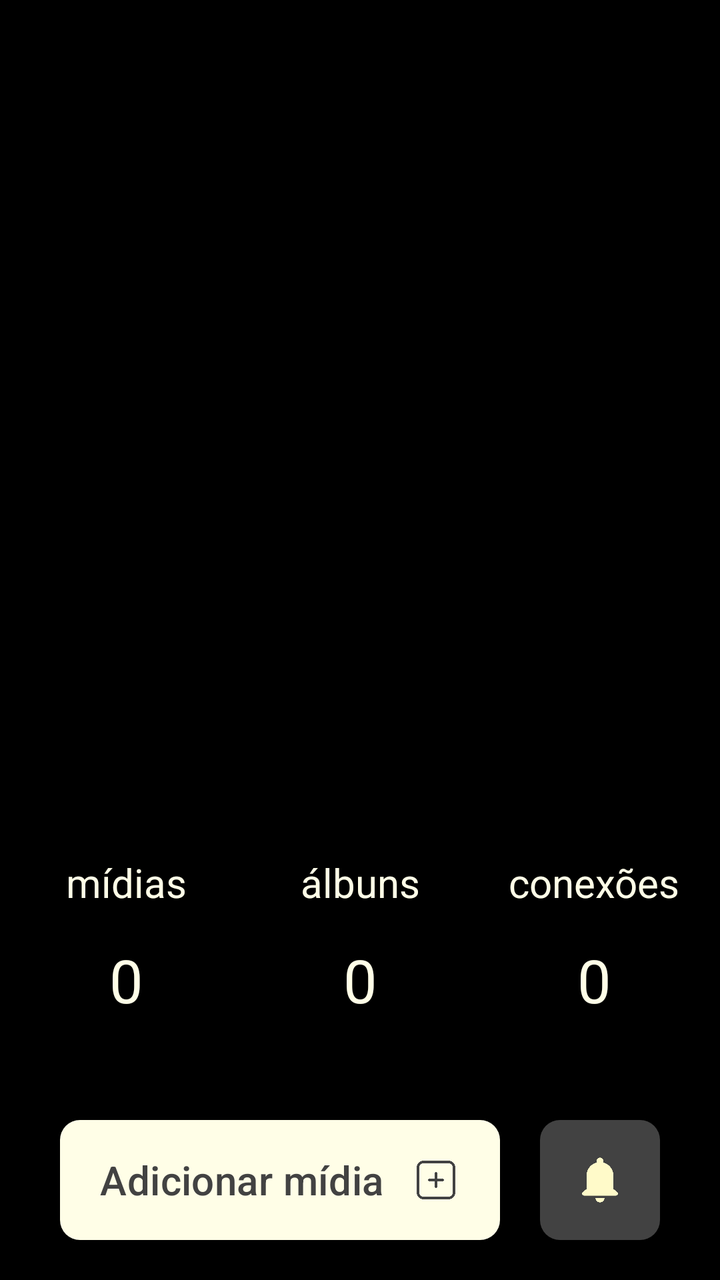
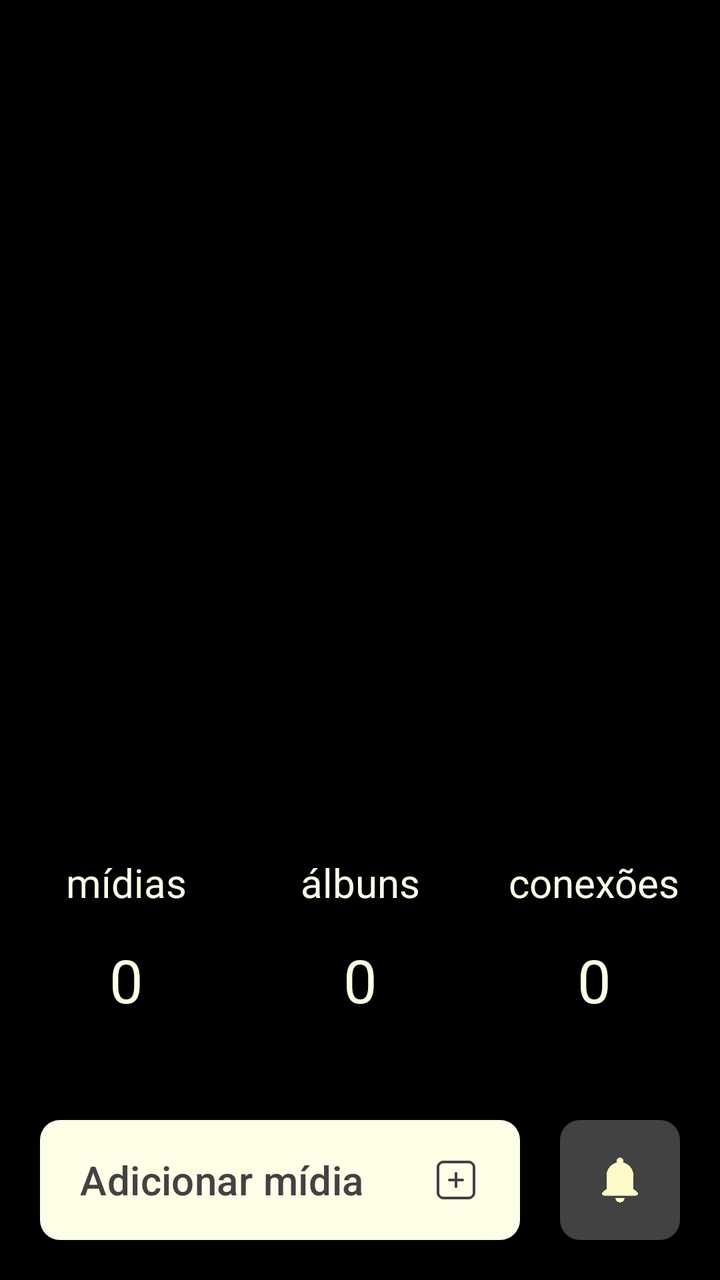

The first picture is an Android layout as it rendered before a commit; the second is the same layout after the commit. The layout source and the unified diff follow.
<!-- AndroidManifest.xml: application theme Theme.Monaly -->
<!-- res/layout/fragment_feed.xml -->
<?xml version="1.0" encoding="utf-8"?>
<androidx.constraintlayout.widget.ConstraintLayout xmlns:android="http://schemas.android.com/apk/res/android"
    xmlns:app="http://schemas.android.com/apk/res-auto"
    xmlns:tools="http://schemas.android.com/tools"
    android:layout_width="match_parent"
    android:layout_height="match_parent"
    android:background="@color/black"
    tools:context=".ui.fragment.navegation.FeedFragment">

    <androidx.viewpager2.widget.ViewPager2
        android:id="@+id/viewPagerFeedAlbums"
        android:layout_width="0dp"
        android:layout_height="0dp"
        android:layout_marginBottom="20dp"
        app:layout_constraintBottom_toTopOf="@+id/textTitleMidia"
        app:layout_constraintEnd_toEndOf="parent"
        app:layout_constraintStart_toStartOf="parent"
        app:layout_constraintTop_toTopOf="parent" />

    <com.google.android.material.button.MaterialButton
        android:id="@+id/buttonAdd"
        android:layout_width="0dp"
        android:layout_height="60dp"
        android:layout_marginStart="30dp"
        android:layout_marginEnd="20dp"
        android:layout_marginBottom="20dp"
        android:background="@drawable/drawable_background_button_gray_dark_10_dp"
        android:gravity="start|center_vertical"
        android:paddingStart="20dp"
        android:paddingEnd="20dp"
        android:text="@string/feed_button_to_add"
        android:textAllCaps="false"
        android:textColor="@color/gray_dark"
        android:textSize="20sp"
        app:backgroundTint="@color/bage_neutral"
        app:icon="@drawable/ic_add_gray_dark"
        app:iconGravity="end"
        app:iconSize="24dp"
        app:iconTint="@null"
        app:layout_constraintBottom_toBottomOf="parent"
        app:layout_constraintEnd_toStartOf="@+id/buttonNotification"
        app:layout_constraintHorizontal_bias="0.0"
        app:layout_constraintStart_toStartOf="parent" />

    <com.google.android.material.button.MaterialButton
        android:id="@+id/buttonNotification"
        android:layout_width="60dp"
        android:layout_height="60dp"
        android:layout_marginEnd="30dp"
        android:layout_marginBottom="20dp"
        android:background="@drawable/drawable_background_button_gray_dark_10_dp"
        android:contentDescription="@string/feed_content_description_notification"
        android:insetTop="0dp"
        android:insetBottom="0dp"
        android:padding="0dp"
        app:backgroundTint="@color/gray_dark"
        app:icon="@drawable/ic_notification_bage_neutral"
        app:iconGravity="textStart"
        app:iconPadding="0dp"
        app:iconSize="28dp"
        app:iconTint="@null"
        app:layout_constraintBottom_toBottomOf="parent"
        app:layout_constraintEnd_toEndOf="parent" />

    <TextView
        android:id="@+id/textDefaultAlbun"
        android:layout_width="wrap_content"
        android:layout_height="wrap_content"
        android:layout_marginBottom="50dp"
        android:text="@string/feed__defaut_number"
        android:textColor="@color/bage_neutral"
        android:textSize="30sp"
        app:layout_constraintBottom_toTopOf="@+id/buttonAdd"
        app:layout_constraintEnd_toEndOf="parent"
        app:layout_constraintStart_toStartOf="parent" />

    <TextView
        android:id="@+id/textDefaultConection"
        android:layout_width="wrap_content"
        android:layout_height="wrap_content"
        android:layout_marginStart="100dp"
        android:text="@string/feed__defaut_number"
        android:textColor="@color/bage_neutral"
        android:textSize="30sp"
        app:layout_constraintBottom_toBottomOf="@+id/textDefaultAlbun"
        app:layout_constraintStart_toEndOf="@+id/textDefaultAlbun" />

    <TextView
        android:id="@+id/textDefaultMidia"
        android:layout_width="wrap_content"
        android:layout_height="wrap_content"
        android:layout_marginEnd="100dp"
        android:text="@string/feed__defaut_number"
        android:textColor="@color/bage_neutral"
        android:textSize="30sp"
        app:layout_constraintBottom_toBottomOf="@+id/textDefaultAlbun"
        app:layout_constraintEnd_toStartOf="@+id/textDefaultAlbun" />

    <TextView
        android:id="@+id/textTitleAlbun"
        android:layout_width="wrap_content"
        android:layout_height="wrap_content"
        android:layout_marginBottom="15dp"
        android:text="@string/feed_title_albuns"
        android:textColor="@color/bage_neutral"
        android:textSize="20sp"
        app:layout_constraintBottom_toTopOf="@+id/textDefaultAlbun"
        app:layout_constraintEnd_toEndOf="parent"
        app:layout_constraintStart_toStartOf="parent" />

    <TextView
        android:id="@+id/textTitleConection"
        android:layout_width="wrap_content"
        android:layout_height="wrap_content"
        android:layout_marginBottom="15dp"
        android:text="@string/feed_title_conections"
        android:textColor="@color/bage_neutral"
        android:textSize="20sp"
        app:layout_constraintBottom_toTopOf="@+id/textDefaultConection"
        app:layout_constraintEnd_toEndOf="@+id/textDefaultConection"
        app:layout_constraintStart_toStartOf="@+id/textDefaultConection" />

    <TextView
        android:id="@+id/textTitleMidia"
        android:layout_width="wrap_content"
        android:layout_height="wrap_content"
        android:layout_marginBottom="15dp"
        android:text="@string/feed_title_midia"
        android:textColor="@color/bage_neutral"
        android:textSize="20sp"
        app:layout_constraintBottom_toTopOf="@+id/textDefaultMidia"
        app:layout_constraintEnd_toEndOf="@+id/textDefaultMidia"
        app:layout_constraintStart_toStartOf="@+id/textDefaultMidia" />

</androidx.constraintlayout.widget.ConstraintLayout>
<!-- resources referenced by this layout -->
<resources>
  <color name="bage_neutral">#fffee7</color>
  <color name="black">#000000</color>
  <color name="gray_dark">#424242</color>
  <!-- drawable drawable_background_button_gray_dark_10_dp (drawable) -->
  <?xml version="1.0" encoding="utf-8"?>
  <shape xmlns:android="http://schemas.android.com/apk/res/android">
  
      <corners android:radius="10dp"/>
      <solid android:color="@color/gray_dark"/>
  
  </shape>
  <!-- drawable ic_add_gray_dark: png bitmap (drawable, 1667 bytes) -->
  <!-- drawable ic_notification_bage_neutral: png bitmap (drawable, 1421 bytes) -->
  <string name="feed__defaut_number">0</string>
  <string name="feed_button_to_add">Adicionar mídia</string>
  <string name="feed_content_description_notification">Botão de notificação</string>
  <string name="feed_title_albuns">álbuns</string>
  <string name="feed_title_conections">conexões</string>
  <string name="feed_title_midia">mídias</string>
  <style name="Theme.Monaly" parent="Base.Theme.Monaly" />
  <style name="Base.Theme.Monaly" parent="Theme.Material3.DayNight.NoActionBar">
  
          <item name="android:navigationBarColor">@color/black</item>
  
      </style>
</resources>

<!-- the commit's change to res/layout/fragment_feed.xml (unified diff, before → after) -->
@@ -21,7 +21,7 @@
         android:id="@+id/buttonAdd"
         android:layout_width="0dp"
         android:layout_height="60dp"
-        android:layout_marginStart="30dp"
+        android:layout_marginStart="20dp"
         android:layout_marginEnd="20dp"
         android:layout_marginBottom="20dp"
         android:background="@drawable/drawable_background_button_gray_dark_10_dp"
@@ -46,7 +46,7 @@
         android:id="@+id/buttonNotification"
         android:layout_width="60dp"
         android:layout_height="60dp"
-        android:layout_marginEnd="30dp"
+        android:layout_marginEnd="20dp"
         android:layout_marginBottom="20dp"
         android:background="@drawable/drawable_background_button_gray_dark_10_dp"
         android:contentDescription="@string/feed_content_description_notification"
